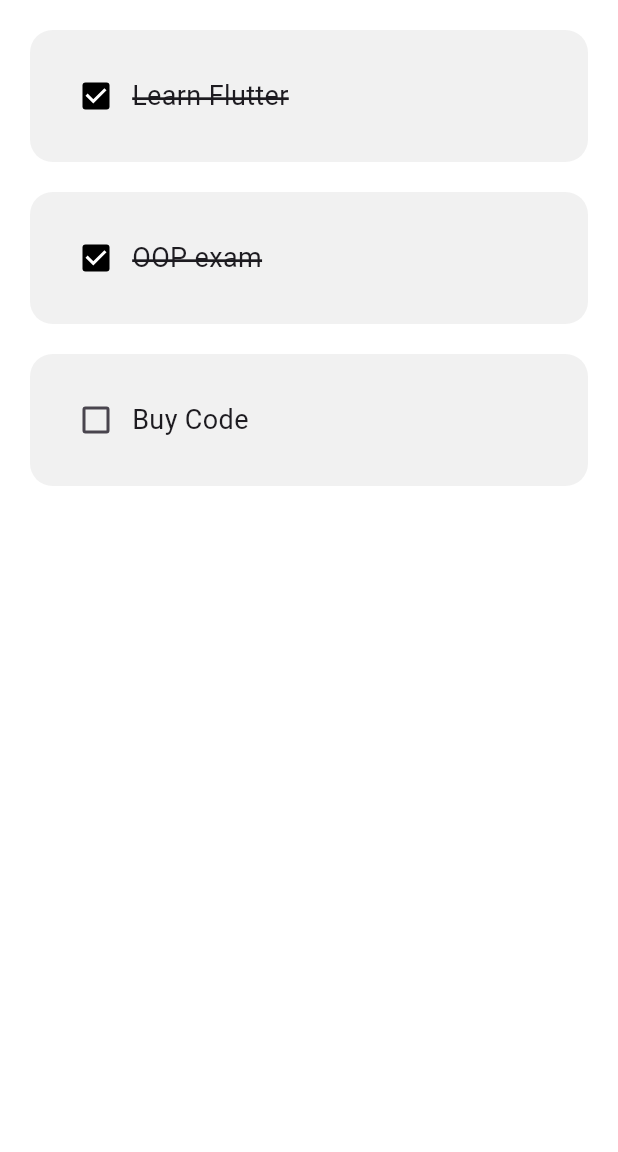
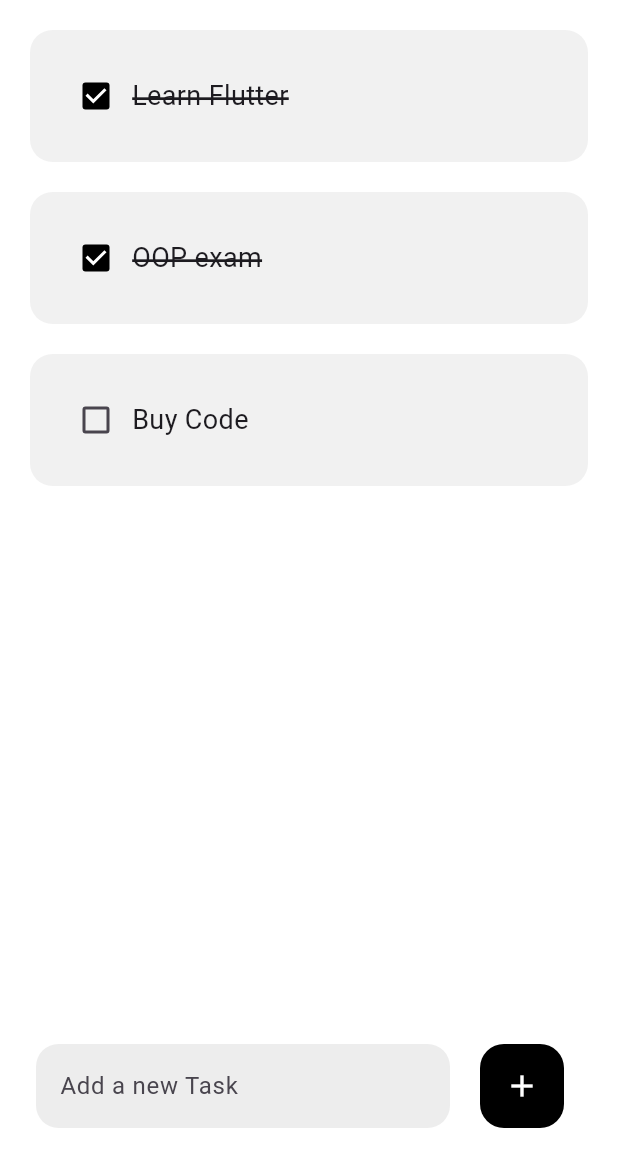
Before and after one commit to RyanFernando27/Flutter-Todo-DEMO, a Flutter app: the screen it shows after launch, on a phone screen of 412 x 824 dp, the part 84-1236 px from its top. Run offline on Flutter 3.47's test engine with Material 3 defaults, Android fonts, the phone set to English and light mode, and no system bars; drawn by our look-alikes of flutter_slidable.

Commit message:
end project

```diff
--- a/lib/pages/home_page.dart
+++ b/lib/pages/home_page.dart
@@ -9,6 +9,8 @@ class HomePage extends StatefulWidget {
 }
 
 class _HomePageState extends State<HomePage> {
+  final _controller = TextEditingController();
+
   List todoList = [
     ['Learn Flutter', true],
     ['OOP exam', true],
@@ -28,9 +30,49 @@ class _HomePageState extends State<HomePage> {
     });
   }
 
+  void addNewTask() {
+    setState(() {
+      todoList.add([_controller.text, false]);
+      _controller.clear();
+    });
+  }
+
   @override
   Widget build(BuildContext context) {
     return Scaffold(
+      floatingActionButton: Padding(
+        padding: const EdgeInsets.symmetric(horizontal: 20),
+        child: Row(
+          children: [
+            Expanded(
+              child: Padding(
+                padding: EdgeInsets.symmetric(horizontal: 20),
+                child: TextField(
+                  controller: _controller,
+                  decoration: InputDecoration(
+                      border: OutlineInputBorder(
+                        borderSide: BorderSide.none,
+                        borderRadius: BorderRadius.circular(15),
+                      ),
+                      hintText: 'Add a new Task',
+                      filled: true,
+                      fillColor: const Color.fromARGB(255, 237, 237, 237)),
+                ),
+              ),
+            ),
+            FloatingActionButton(
+              tooltip: 'Add',
+              elevation: 0,
+              backgroundColor: const Color.fromARGB(255, 0, 0, 0),
+              onPressed: addNewTask,
+              child: const Icon(
+                Icons.add,
+                color: Colors.white,
+              ),
+            )
+          ],
+        ),
+      ),
       backgroundColor: Colors.white,
       appBar: AppBar(
         title: const Text('Todo App'),
```
